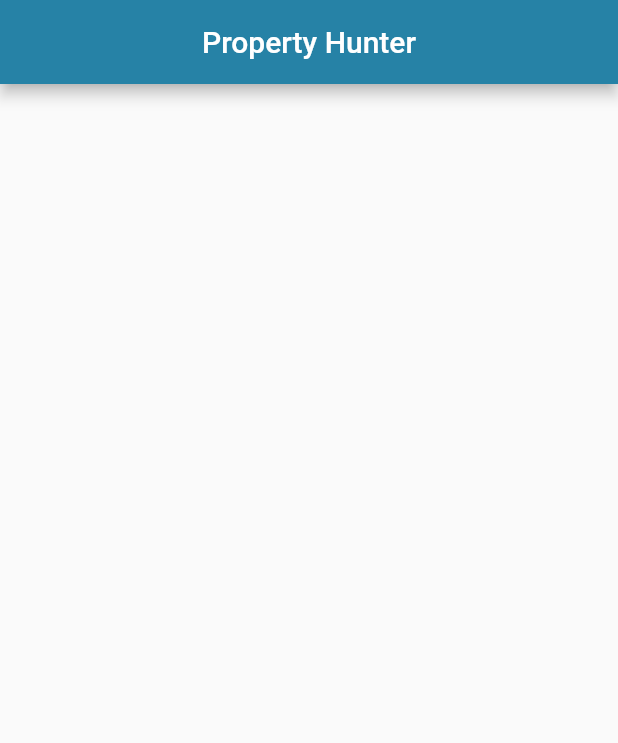
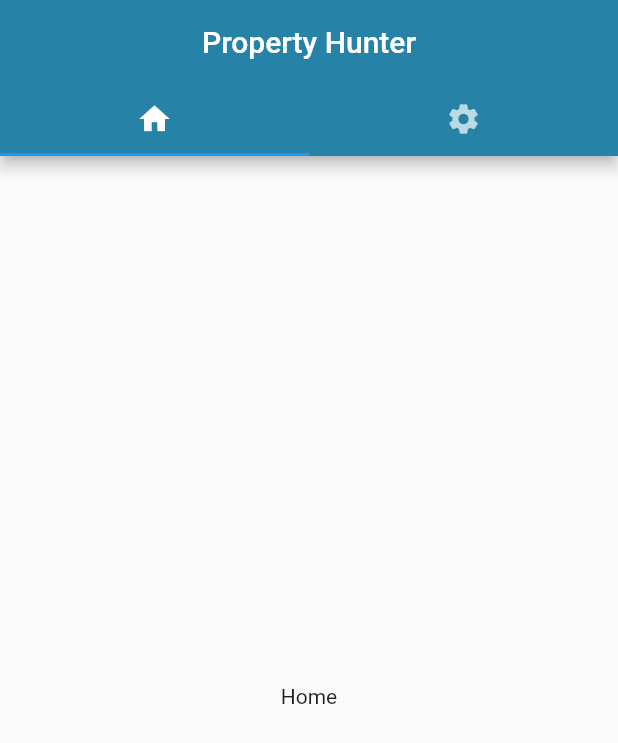
Before and after one commit to tomcmead/property-scraper, a Flutter app: the screen it shows after launch, on a phone screen of 412 x 824 dp. Shown: the top 743 px of the screen. Run offline on Flutter 3.47's test engine with Material 2 defaults, Android fonts, the phone set to English and light mode, and no system bars; missing offline and left inert: dart:html.

Commit message:
feat: Add top tab bar with empty home and settings pages

```diff
--- a/property_app/lib/main.dart
+++ b/property_app/lib/main.dart
@@ -1,21 +1,41 @@
+import 'dart:html';
+
 import 'package:flutter/material.dart';
 
 void main() => runApp(
   MaterialApp(
-    home: Home(),
+    home: MainPage(),
   )
 );
 
 
-class Home extends StatelessWidget {
+class MainPage extends StatefulWidget {
   @override
-  Widget build (BuildContext context){
-    return Scaffold(
+  _MainPageState createState() => _MainPageState();
+}
+
+class _MainPageState extends State<MainPage>{
+  @override
+  Widget build (BuildContext context) => DefaultTabController(
+    length: 2,
+    child: Scaffold(
       appBar: AppBar(
         title: Text("Property Hunter"),
         centerTitle: true,
         backgroundColor: Color.fromARGB(255, 38,130,166),
+        bottom: TabBar(
+          tabs: [
+            Tab(icon: Icon(Icons.home)),
+            Tab(icon: Icon(Icons.settings))
+          ],
+        ),
       ),
-    );
-  }
+      body: TabBarView(
+        children: [
+          Center(child: Text('Home')),
+          Center(child: Text('Settings')),
+        ],
+      ),
+    ),
+  );
 }
```
